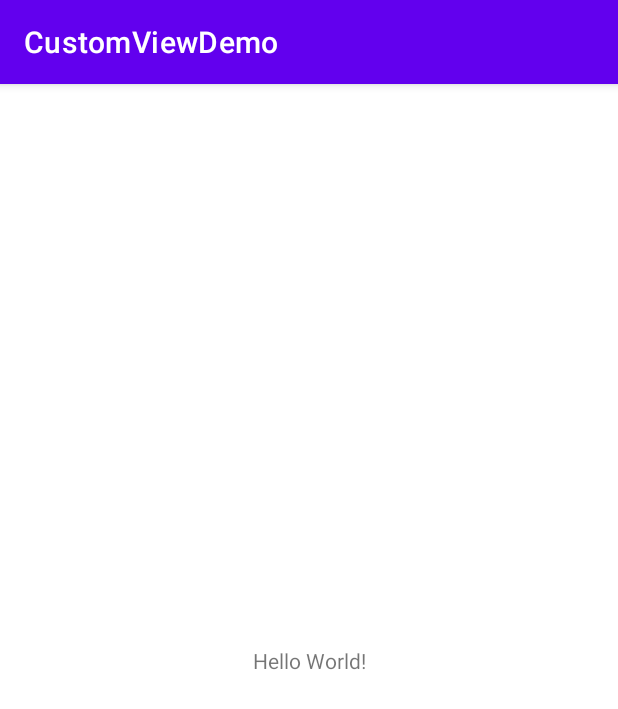
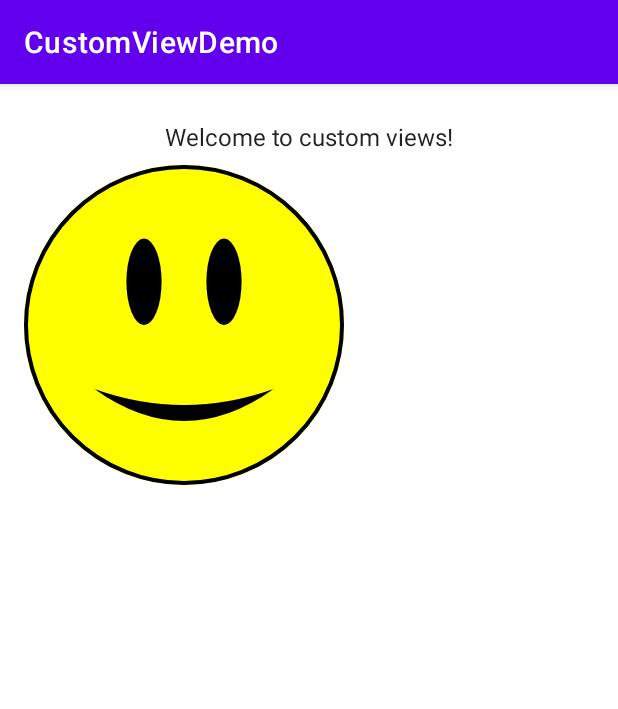
Before and after one commit to praveencris/CustomViewDemo, an Android app: the screen it shows after launch (MainActivity), on a phone screen of 412 x 824 dp. Shown: the top 709 px of the screen. Run offline under Robolectric (Android 15) with nearby library versions, the phone set to English and light mode, and no system bars.

Commit message:
Successfully drawn a happy emoji

```diff
--- a/app/build.gradle
+++ b/app/build.gradle
@@ -4,12 +4,12 @@ plugins {
 }
 
 android {
-    compileSdk 32
+    compileSdk 31
 
     defaultConfig {
         applicationId "com.example.behran.customviewdemo"
         minSdk 21
-        targetSdk 32
+        targetSdk 31
         versionCode 1
         versionName "1.0"
 
--- /dev/null
+++ b/app/src/main/java/com/example/behran/customviewdemo/EmotionalFaceView.kt
@@ -0,0 +1,88 @@
+package com.example.behran.customviewdemo
+
+import android.content.Context
+import android.graphics.*
+import android.util.AttributeSet
+import android.view.View
+
+class EmotionalFaceView(context: Context, attrs: AttributeSet) : View(context, attrs) {
+
+    // Paint object for coloring and styling
+    private val paint = Paint(Paint.ANTI_ALIAS_FLAG)
+
+    // Some colors for the face background, eyes and mouth.
+    private var faceColor = Color.YELLOW
+    private var eyesColor = Color.BLACK
+    private var mouthColor = Color.BLACK
+    private var borderColor = Color.BLACK
+
+    // Face border width in pixels
+    private var borderWidth = 4.0f
+
+    // View size in pixels
+    private var size = 320
+
+    private val mouthPath = Path()
+
+    override fun onDraw(canvas: Canvas?) {
+        // call the super method to keep any drawing from the parent side.
+        super.onDraw(canvas)
+
+        drawFaceBackground(canvas)
+        drawEyes(canvas)
+        drawMouth(canvas)
+    }
+
+
+    private fun drawFaceBackground(canvas: Canvas?) {
+        //1.
+        paint.color = faceColor
+        paint.style = Paint.Style.FILL
+
+        //2.
+        val radius = size / 2f
+
+        // 3.
+        canvas?.drawCircle(size / 2f, size / 2f, radius, paint)
+
+        // 4
+        paint.color = borderColor
+        paint.style = Paint.Style.STROKE
+        paint.strokeWidth = borderWidth
+
+        // 5
+        canvas?.drawCircle(size / 2f, size / 2f, radius - borderWidth / 2f, paint)
+    }
+
+    private fun drawEyes(canvas: Canvas?) {
+        // 1
+        paint.color = eyesColor
+        paint.style = Paint.Style.FILL
+
+        // 2
+        val leftEyeRect = RectF(size * 0.32f, size * 0.23f, size * 0.43f, size * 0.50f)
+        canvas?.drawOval(leftEyeRect, paint)
+
+        // 3
+        val rightEyeRect = RectF(size * 0.57f, size * 0.23f, size * 0.68f, size * 0.50f)
+        canvas?.drawOval(rightEyeRect, paint)
+    }
+
+    private fun drawMouth(canvas: Canvas?) {
+        // 1
+        mouthPath.moveTo(size * 0.22f, size * 0.7f)
+        // 2
+        mouthPath.quadTo(size * 0.50f, size * 0.80f, size * 0.78f, size * 0.70f)
+        // 3
+        mouthPath.quadTo(size * 0.50f, size * 0.90f, size * 0.22f, size * 0.70f)
+
+        // 4
+        paint.color = mouthColor
+        paint.style = Paint.Style.FILL
+        // 5
+        canvas?.drawPath(mouthPath, paint)
+    }
+
+
+
+}
--- a/app/src/main/res/layout/activity_main.xml
+++ b/app/src/main/res/layout/activity_main.xml
@@ -1,18 +1,29 @@
 <?xml version="1.0" encoding="utf-8"?>
-<androidx.constraintlayout.widget.ConstraintLayout xmlns:android="http://schemas.android.com/apk/res/android"
+<LinearLayout xmlns:android="http://schemas.android.com/apk/res/android"
     xmlns:app="http://schemas.android.com/apk/res-auto"
     xmlns:tools="http://schemas.android.com/tools"
     android:layout_width="match_parent"
     android:layout_height="match_parent"
+    android:orientation="vertical"
+    android:padding="16dp"
     tools:context=".MainActivity">
 
     <TextView
-        android:layout_width="wrap_content"
+        android:layout_width="match_parent"
         android:layout_height="wrap_content"
-        android:text="Hello World!"
+        android:text="Welcome to custom views!"
+        android:textAlignment="center"
+        android:textAppearance="@style/TextAppearance.AppCompat.Light.SearchResult.Subtitle"
+        android:textSize="16sp"
+        android:padding="8dp"
         app:layout_constraintBottom_toBottomOf="parent"
         app:layout_constraintLeft_toLeftOf="parent"
         app:layout_constraintRight_toRightOf="parent"
         app:layout_constraintTop_toTopOf="parent" />
 
-</androidx.constraintlayout.widget.ConstraintLayout>
+    <com.example.behran.customviewdemo.EmotionalFaceView
+        android:id="@+id/emotionalFaceView"
+        android:layout_width="match_parent"
+        android:layout_height="match_parent"/>
+
+</LinearLayout>
```
